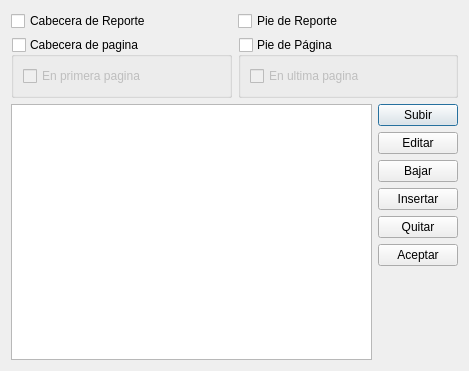
Before: the Qt Designer form Report/sectioneditordlg.ui in kapyderi/recoverdrake-v3, drawn with Qt 5.
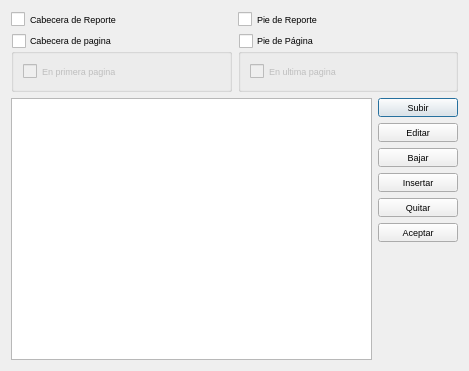
After: the same form once the commit is applied. Icons and pictures are not drawn.

The edit to the form file:
```diff
--- a/Report/sectioneditordlg.ui
+++ b/Report/sectioneditordlg.ui
@@ -16,6 +16,11 @@
     <height>371</height>
    </size>
   </property>
+  <property name="font">
+   <font>
+    <pointsize>7</pointsize>
+   </font>
+  </property>
   <property name="windowTitle">
    <string>Configurar seccion</string>
   </property>
```
